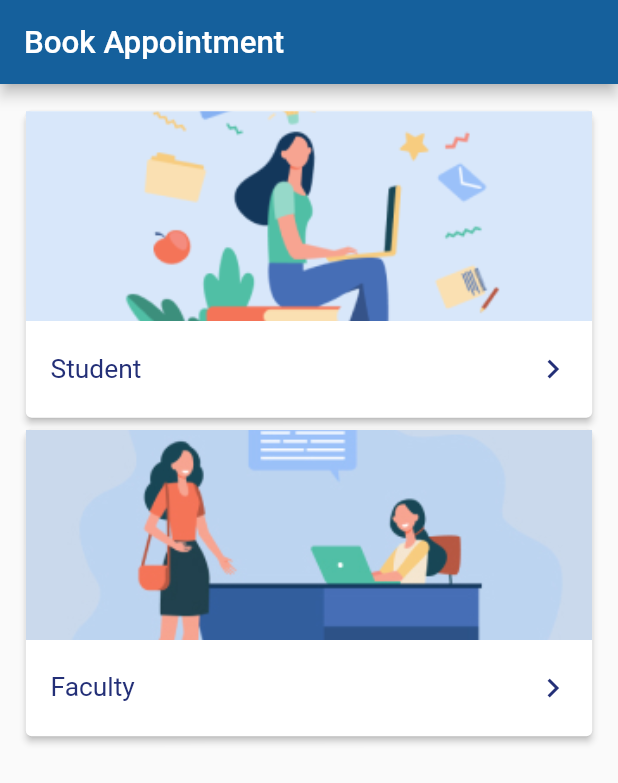
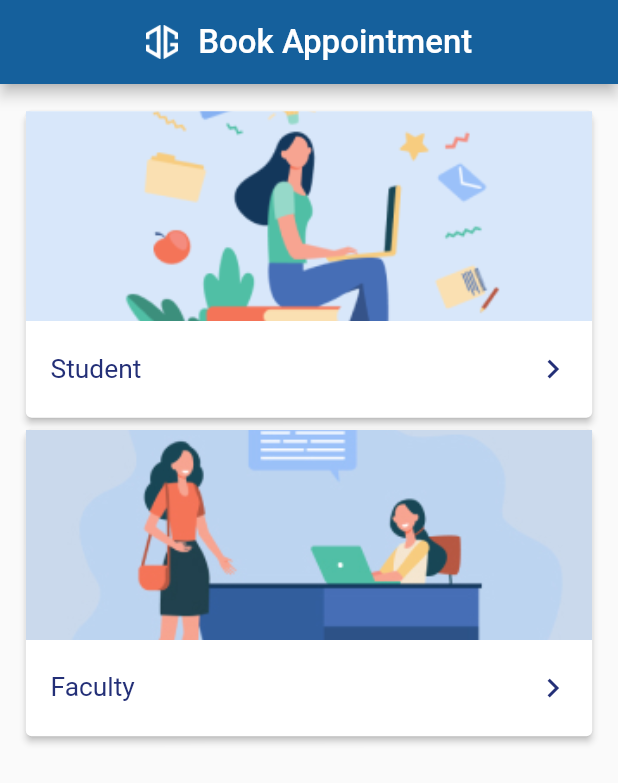
Before and after one commit to IIITL-DeV/College_Gate, a Flutter app: the GuestHome screen opened directly, on a phone screen of 412 x 824 dp. Shown: the top 783 px of the screen. Run offline on Flutter 3.47's test engine with Material 2 defaults, Android fonts, the phone set to English and light mode, and no system bars; our stand-ins replace cloud_firestore, csv, date_format, firebase_auth, firebase_core, firebase_storage and 8 more; missing offline and left inert: flutter_email_sender, splash_screen_view; accounts and stored records are empty.

Commit message:
Guest UI responsive

```diff
--- a/lib/panel/guest/guesthome.dart
+++ b/lib/panel/guest/guesthome.dart
@@ -16,10 +16,18 @@ class GuestHome extends StatelessWidget {
     double heightMobile = MediaQuery.of(context).size.height;
     return Scaffold(
         appBar: AppBar(
+          centerTitle: true,
           backgroundColor: Color(0Xff15609c),
-          title: Text(
-            "Book Appointment",
-            style: TextStyle(fontSize: 19.sp),
+          title: Row(
+            mainAxisAlignment: MainAxisAlignment.center,
+            children: [
+              SizedBox(height: 21.sp, child: Image.asset("assets/cg_white.png")),
+              SizedBox(
+                width: 12.w,
+              ),
+              Text("Book Appointment", style: TextStyle(fontSize: 20.sp)),
+              //SizedBox(width: 50.w,),
+            ],
           ),
         ),
         body: Container(
```
